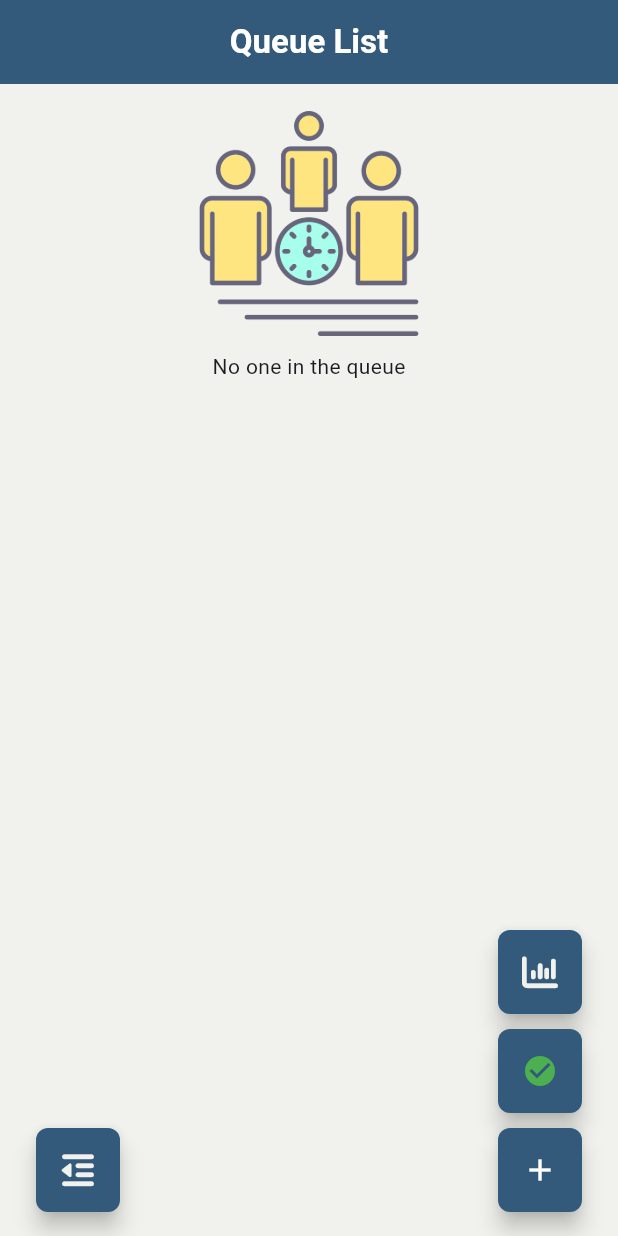
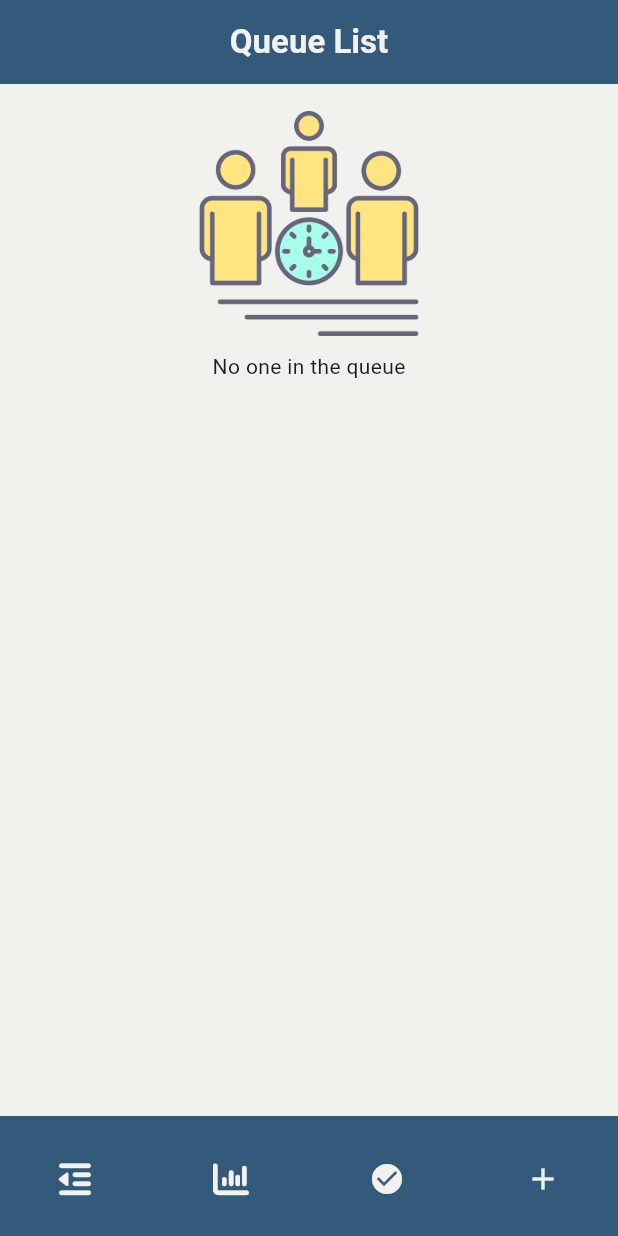
Before and after one commit to fatoom9/queue_management_system, a Flutter app: the HomeScreen screen opened by its route, on a phone screen of 412 x 824 dp. Run offline on Flutter 3.47's test engine with Material 3 defaults, Android fonts, the phone set to English and light mode, and no system bars; our stand-ins replace flutter_hooks, flutter_riverpod, font_awesome_flutter, go_router, google_fonts, hooks_riverpod and 1 more; accounts and stored records are empty.

Commit message:
Refactor UI: Improve completion button design and simplify code structure

```diff
--- a/lib/src/features/queue/presentation/home_screen.dart
+++ b/lib/src/features/queue/presentation/home_screen.dart
@@ -4,13 +4,9 @@ import 'package:go_router/go_router.dart';
 import 'package:hooks_riverpod/hooks_riverpod.dart';
 import 'package:queue_management_system/src/common_widgets/button.dart';
 import 'package:queue_management_system/src/constants/app_theme.dart';
-import 'package:queue_management_system/src/features/queue/presentation/add_person_screen.dart';
-import 'package:queue_management_system/src/features/queue/presentation/completedPerson.dart';
 import 'package:queue_management_system/src/features/queue/presentation/controllers/queue_controller.dart';
 import 'package:queue_management_system/src/features/queue/presentation/person_details_screen.dart';
 import 'package:queue_management_system/src/features/auth/presentation/controllers/auth_controller.dart';
-import 'package:queue_management_system/src/features/reports/application/reports_services.dart';
-import 'package:queue_management_system/src/features/reports/presentation/reports_screen.dart';
 import 'package:google_fonts/google_fonts.dart';
 
 class HomeScreen extends HookConsumerWidget {
@@ -29,7 +25,7 @@ class HomeScreen extends HookConsumerWidget {
         title: const Text(
           'Queue List',
           style: TextStyle(
-              fontSize: 22, fontWeight: FontWeight.bold, color: Colors.white),
+              fontSize: 22, fontWeight: FontWeight.bold, color: secondaryColor),
         ),
         centerTitle: true,
         backgroundColor: AppTheme.theme.primaryColor,
@@ -54,9 +50,9 @@ class HomeScreen extends HookConsumerWidget {
             const SizedBox(height: 10),
             queueList.isEmpty
                 ? const Center(child: Text("No one in the queue"))
-                : ListView.builder(
+                : Expanded(
+                    child: ListView.builder(
                       itemCount: queueList.length,
-                    shrinkWrap: true,
                       itemBuilder: (context, index) {
                         final currentPerson = queueList[index];
                         return Card(
@@ -75,15 +71,7 @@ class HomeScreen extends HookConsumerWidget {
                               ),
                             ),
                             subtitle: Text(currentPerson.phoneNumber),
-                          trailing: Row(
-                            mainAxisSize: MainAxisSize.min,
-                            children: [
-                              if (currentPerson.completedAt != null &&
-                                  currentPerson.completedAt! > 0)
-                                Text('')
-                              else
-                                Text("#${currentPerson.queueNumber}"),
-                              IconButton(
+                            trailing: IconButton(
                               icon: Icon(
                                 currentPerson.completedAt != null &&
                                         currentPerson.completedAt! > 0
@@ -107,10 +95,8 @@ class HomeScreen extends HookConsumerWidget {
                                 }
                               },
                             ),
-                            ],
-                          ),
                             leading: const FaIcon(
-                            FontAwesomeIcons.person, //
+                              FontAwesomeIcons.user,
                               color: primaryColor,
                             ),
                             onTap: () => Navigator.push(
@@ -124,89 +110,50 @@ class HomeScreen extends HookConsumerWidget {
                         );
                       },
                     ),
+                  ),
           ],
         ),
       ),
-      floatingActionButton: Row(
-        crossAxisAlignment: CrossAxisAlignment.end,
+      bottomNavigationBar: BottomAppBar(
+        color: AppTheme.theme.primaryColor,
+        shape: const CircularNotchedRectangle(),
+        notchMargin: 8.0,
+        child: Padding(
+          padding: const EdgeInsets.symmetric(vertical: 10, horizontal: 10),
+          child: Row(
             mainAxisAlignment: MainAxisAlignment.spaceBetween,
             children: [
-          Padding(
-            padding: const EdgeInsets.only(left: 8.0),
-            child: FloatingActionButton(
-              heroTag: "logoutFAB",
+              IconButton(
+                icon: const FaIcon(FontAwesomeIcons.outdent,
+                    color: secondaryColor),
                 onPressed: () {
                   ref.read(authControllerProvider.notifier).signOut();
                   context.goNamed('login');
                 },
-              backgroundColor: AppTheme.theme.primaryColor,
-              shape: RoundedRectangleBorder(
-                borderRadius: BorderRadius.circular(8),
               ),
-              child: const FaIcon(
-                FontAwesomeIcons.outdent, //
-                color: secondaryColor,
-              ),
-              //child: const Icon(Icons.exit_to_app, color: Colors.white),
-            ),
-          ),
-          Column(
-            mainAxisAlignment: MainAxisAlignment.end,
-            crossAxisAlignment: CrossAxisAlignment.end,
-            children: [
-              Padding(
-                padding: const EdgeInsets.only(right: 40.0),
-                child: FloatingActionButton(
-                  heroTag: "reportFAB",
+              IconButton(
+                icon: const FaIcon(FontAwesomeIcons.chartColumn,
+                    color: secondaryColor),
                 onPressed: () {
                   context.goNamed('reports');
                 },
-                  backgroundColor: AppTheme.theme.primaryColor,
-                  shape: RoundedRectangleBorder(
-                    borderRadius: BorderRadius.circular(8),
               ),
-                  child: const FaIcon(
-                    FontAwesomeIcons.chartColumn, //
-                    color: secondaryColor,
-                  ),
-                  // child: const Icon(Icons.bar_chart, color: Colors.white),
-                ),
-              ),
-              const SizedBox(height: 10),
-              Padding(
-                padding: const EdgeInsets.only(right: 40.0),
-                child: FloatingActionButton(
-                  heroTag: "completedPersonFAB",
+              IconButton(
+                icon: const Icon(Icons.check_circle, color: secondaryColor),
                 onPressed: () {
                   context.goNamed('completedPerson');
                 },
-                  backgroundColor: AppTheme.theme.primaryColor,
-                  shape: RoundedRectangleBorder(
-                    borderRadius: BorderRadius.circular(8),
               ),
-                  child: const Icon(Icons.check_circle, color: Colors.green),
-                ),
-              ),
-              const SizedBox(height: 10),
-              Padding(
-                padding: const EdgeInsets.only(right: 40.0),
-                child: FloatingActionButton(
-                  heroTag: "addPersonFAB",
+              IconButton(
+                icon: const Icon(Icons.add, color: secondaryColor),
                 onPressed: () {
                   context.goNamed('addPersonScreen');
                 },
-                  backgroundColor: AppTheme.theme.primaryColor,
-                  shape: RoundedRectangleBorder(
-                    borderRadius: BorderRadius.circular(8),
-                  ),
-                  child: const Icon(Icons.add, color: Colors.white),
-                ),
               ),
             ],
           ),
-        ],
         ),
-      floatingActionButtonLocation: FloatingActionButtonLocation.startFloat,
+      ),
     );
   }
 }
```
Also changed, not shown: lib/main.dart (+5 -4 lines), lib/src/common_widgets/custom_icon_button.dart (deleted, +0 -32 lines). Lines whose indentation alone changed are shown as unchanged.
